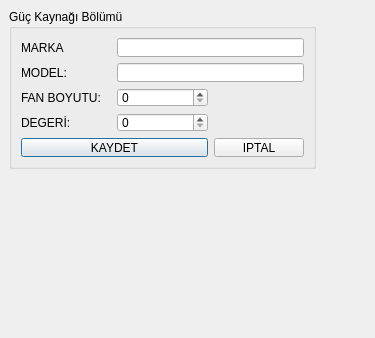
onur35iii/TeknolojiMarketiOtomasyonu, file UI/VeriFormlari/tmoguckaynagitanimlamaformu.ui: the form before one commit.
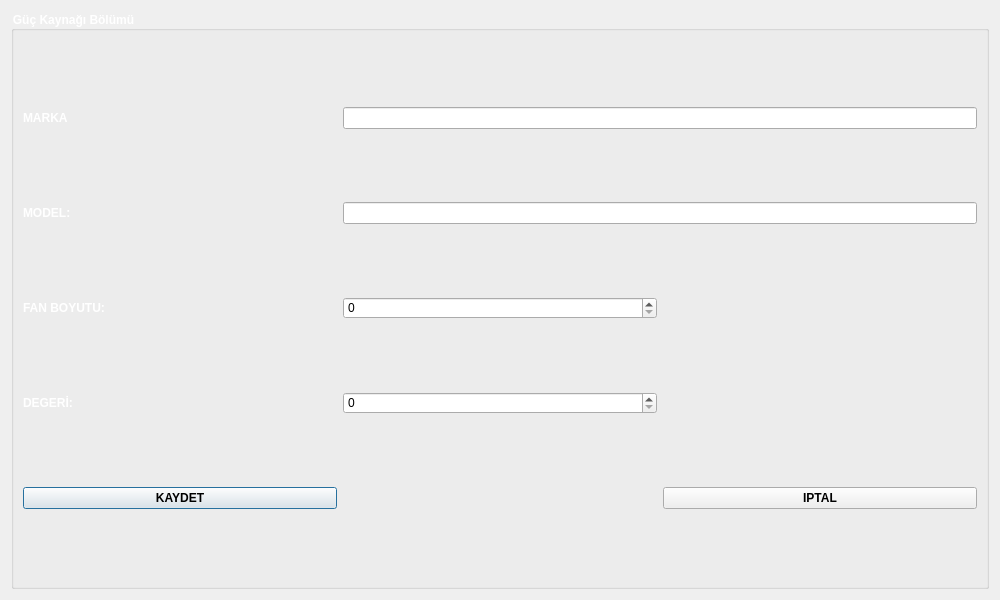
The form after the commit. Icons and pictures are not drawn.

```diff
--- a/UI/VeriFormlari/tmoguckaynagitanimlamaformu.ui
+++ b/UI/VeriFormlari/tmoguckaynagitanimlamaformu.ui
@@ -6,33 +6,61 @@
    <rect>
     <x>0</x>
     <y>0</y>
-    <width>375</width>
-    <height>338</height>
+    <width>1000</width>
+    <height>600</height>
    </rect>
   </property>
+  <property name="minimumSize">
+   <size>
+    <width>1000</width>
+    <height>600</height>
+   </size>
+  </property>
+  <property name="maximumSize">
+   <size>
+    <width>1000</width>
+    <height>600</height>
+   </size>
+  </property>
   <property name="windowTitle">
    <string>Dialog</string>
   </property>
+  <property name="styleSheet">
+   <string notr="true">TMOGucKaynagiTanimlamaFormu{
+
+	background-image: url(:/resimler/guckaynagi.jpg);
+}
+
+QLabel {
+   font:Bold; 
+   color: #ffffff;
+}
+QGroupBox {
+    font:Bold;
+color: #ffffff;
+}
+QPushButton{font:Bold;}</string>
+  </property>
+  <layout class="QGridLayout" name="gridLayout">
+   <item row="0" column="0">
   <widget class="QGroupBox" name="GBGucKaynagiBolumu">
-   <property name="geometry">
-    <rect>
-     <x>9</x>
-     <y>9</y>
-     <width>307</width>
-     <height>160</height>
-    </rect>
-   </property>
    <property name="title">
     <string>Güç Kaynağı Bölümü</string>
    </property>
    <layout class="QGridLayout" name="gridLayout_2">
-    <item row="4" column="0" colspan="2">
-     <widget class="QPushButton" name="PBKaydet">
+      <item row="0" column="0">
+       <widget class="QLabel" name="LMarka">
       <property name="text">
-       <string>KAYDET</string>
+         <string>MARKA</string>
+        </property>
+        <property name="buddy">
+         <cstring>LEMarka</cstring>
       </property>
      </widget>
     </item>
+      <item row="0" column="1" colspan="2">
+       <widget class="QLineEdit" name="LEMarka"/>
+      </item>
     <item row="1" column="0">
      <widget class="QLabel" name="LModel">
       <property name="text">
@@ -43,6 +71,9 @@
       </property>
      </widget>
     </item>
+      <item row="1" column="1" colspan="2">
+       <widget class="QLineEdit" name="LEModel"/>
+      </item>
     <item row="2" column="0">
      <widget class="QLabel" name="LFanBoyutu">
       <property name="text">
@@ -50,15 +81,8 @@
       </property>
      </widget>
     </item>
-    <item row="4" column="2">
-     <widget class="QPushButton" name="PBIptal">
-      <property name="text">
-       <string>IPTAL</string>
-      </property>
-     </widget>
-    </item>
-    <item row="1" column="1" colspan="2">
-     <widget class="QLineEdit" name="LEModel"/>
+      <item row="2" column="1">
+       <widget class="QSpinBox" name="SBFanBoyutu"/>
     </item>
     <item row="3" column="0">
      <widget class="QLabel" name="LDegeri">
@@ -67,27 +91,27 @@
       </property>
      </widget>
     </item>
-    <item row="0" column="0">
-     <widget class="QLabel" name="LMarka">
-      <property name="text">
-       <string>MARKA</string>
-      </property>
-      <property name="buddy">
-       <cstring>LEMarka</cstring>
-      </property>
-     </widget>
-    </item>
-    <item row="0" column="1" colspan="2">
-     <widget class="QLineEdit" name="LEMarka"/>
-    </item>
-    <item row="2" column="1">
-     <widget class="QSpinBox" name="SBFanBoyutu"/>
-    </item>
     <item row="3" column="1">
      <widget class="QSpinBox" name="SBDegeri"/>
     </item>
-   </layout>
-  </widget>
+      <item row="4" column="0">
+       <widget class="QPushButton" name="PBKaydet">
+        <property name="text">
+         <string>KAYDET</string>
+        </property>
+       </widget>
+      </item>
+      <item row="4" column="2">
+       <widget class="QPushButton" name="PBIptal">
+        <property name="text">
+         <string>IPTAL</string>
+        </property>
+       </widget>
+      </item>
+     </layout>
+    </widget>
+   </item>
+  </layout>
  </widget>
  <tabstops>
   <tabstop>LEMarka</tabstop>
```
Lines whose indentation alone changed are shown as unchanged.
